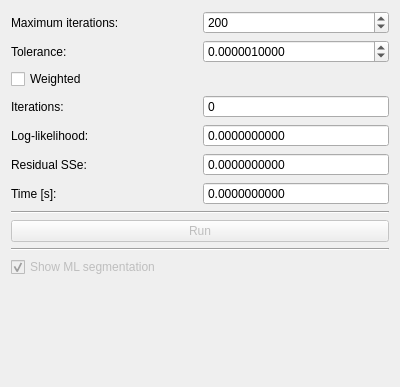
Qt form code_revision/src/lib/visualization/MLBPControl.ui (jmaye/curb-detection) before a commit.
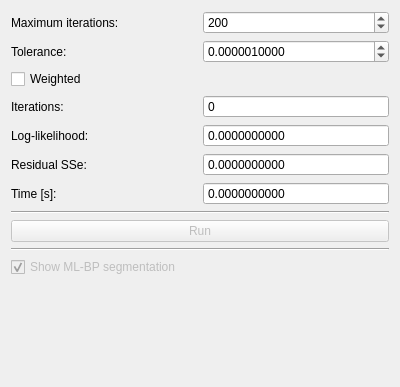
The same form after that commit.

```diff
--- a/code_revision/src/lib/visualization/MLBPControl.ui
+++ b/code_revision/src/lib/visualization/MLBPControl.ui
@@ -190,7 +190,7 @@
         <bool>false</bool>
        </property>
        <property name="text">
-        <string>Show ML segmentation</string>
+        <string>Show ML-BP segmentation</string>
        </property>
        <property name="checked">
         <bool>true</bool>
```
Left out of the diff: 8 changed lines with no effect on the pictures.
